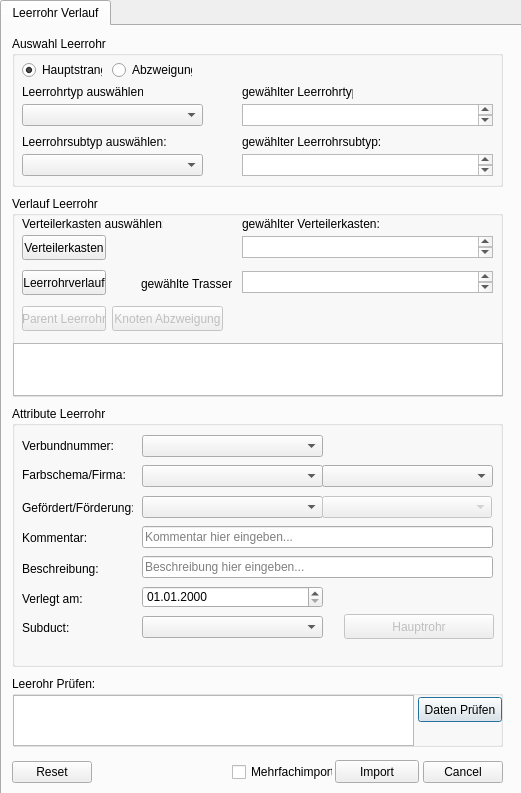
Qt form tools/leerrohr_verlegen/leerrohr_verlegen_dialog_base.ui (geoKjack/Toolbox_SiegeleCO) before a commit.
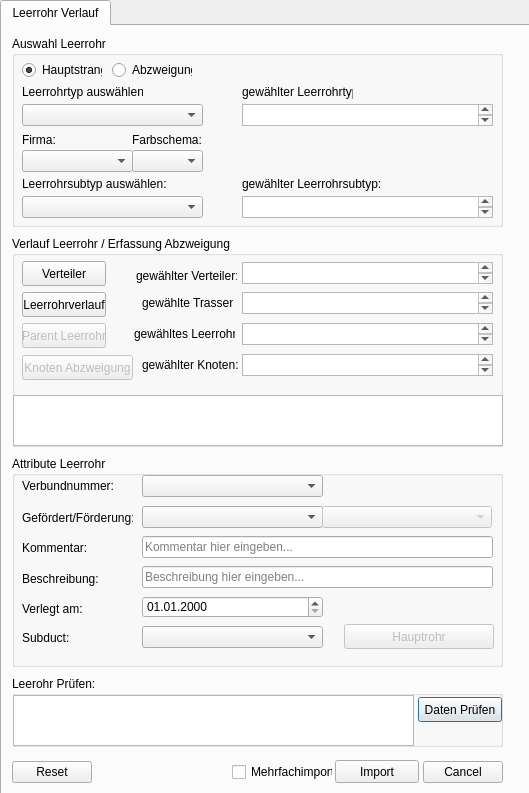
The same form after that commit. Custom widgets are drawn as their Qt base class.

Commit message: Leerrohr Tool Umbau bzgl. Auswahl Subtypen und Abstimmen auf das neue db Design

The edit to the form file:
```diff
--- a/tools/leerrohr_verlegen/leerrohr_verlegen_dialog_base.ui
+++ b/tools/leerrohr_verlegen/leerrohr_verlegen_dialog_base.ui
@@ -6,7 +6,7 @@
    <rect>
     <x>0</x>
     <y>0</y>
-    <width>521</width>
+    <width>529</width>
     <height>793</height>
    </rect>
   </property>
@@ -110,9 +110,9 @@
      <property name="geometry">
       <rect>
        <x>10</x>
-       <y>380</y>
+       <y>430</y>
        <width>491</width>
-       <height>261</height>
+       <height>211</height>
       </rect>
      </property>
      <property name="title">
@@ -122,7 +122,7 @@
       <property name="geometry">
        <rect>
         <x>10</x>
-        <y>124</y>
+        <y>84</y>
         <width>101</width>
         <height>16</height>
        </rect>
@@ -135,7 +135,7 @@
       <property name="geometry">
        <rect>
         <x>10</x>
-        <y>30</y>
+        <y>20</y>
         <width>111</width>
         <height>20</height>
        </rect>
@@ -148,7 +148,7 @@
       <property name="geometry">
        <rect>
         <x>130</x>
-        <y>29</y>
+        <y>19</y>
         <width>181</width>
         <height>22</height>
        </rect>
@@ -158,7 +158,7 @@
       <property name="geometry">
        <rect>
         <x>10</x>
-        <y>94</y>
+        <y>54</y>
         <width>111</width>
         <height>16</height>
        </rect>
@@ -171,7 +171,7 @@
       <property name="geometry">
        <rect>
         <x>130</x>
-        <y>90</y>
+        <y>50</y>
         <width>181</width>
         <height>22</height>
        </rect>
@@ -181,7 +181,7 @@
       <property name="geometry">
        <rect>
         <x>10</x>
-        <y>155</y>
+        <y>115</y>
         <width>121</width>
         <height>16</height>
        </rect>
@@ -194,7 +194,7 @@
       <property name="geometry">
        <rect>
         <x>130</x>
-        <y>120</y>
+        <y>80</y>
         <width>351</width>
         <height>22</height>
        </rect>
@@ -210,7 +210,7 @@
       <property name="geometry">
        <rect>
         <x>130</x>
-        <y>150</y>
+        <y>110</y>
         <width>351</width>
         <height>22</height>
        </rect>
@@ -226,7 +226,7 @@
       <property name="geometry">
        <rect>
         <x>130</x>
-        <y>180</y>
+        <y>140</y>
         <width>181</width>
         <height>22</height>
        </rect>
@@ -239,7 +239,7 @@
       <property name="geometry">
        <rect>
         <x>10</x>
-        <y>185</y>
+        <y>145</y>
         <width>121</width>
         <height>16</height>
        </rect>
@@ -252,7 +252,7 @@
       <property name="geometry">
        <rect>
         <x>10</x>
-        <y>214</y>
+        <y>174</y>
         <width>111</width>
         <height>16</height>
        </rect>
@@ -265,30 +265,7 @@
       <property name="geometry">
        <rect>
         <x>130</x>
-        <y>210</y>
-        <width>181</width>
-        <height>22</height>
-       </rect>
-      </property>
-     </widget>
-     <widget class="QLabel" name="label_16">
-      <property name="geometry">
-       <rect>
-        <x>10</x>
-        <y>61</y>
-        <width>111</width>
-        <height>16</height>
-       </rect>
-      </property>
-      <property name="text">
-       <string>Farbschema/Firma:</string>
-      </property>
-     </widget>
-     <widget class="QComboBox" name="comboBox_Farbschema">
-      <property name="geometry">
-       <rect>
-        <x>130</x>
-        <y>59</y>
+        <y>170</y>
         <width>181</width>
         <height>22</height>
        </rect>
@@ -301,7 +278,7 @@
       <property name="geometry">
        <rect>
         <x>332</x>
-        <y>208</y>
+        <y>168</y>
         <width>150</width>
         <height>25</height>
        </rect>
@@ -317,40 +294,30 @@
       <property name="geometry">
        <rect>
         <x>310</x>
-        <y>90</y>
+        <y>50</y>
         <width>170</width>
         <height>22</height>
        </rect>
       </property>
      </widget>
-     <widget class="QComboBox" name="comboBox_Firma">
-      <property name="geometry">
-       <rect>
-        <x>310</x>
-        <y>59</y>
-        <width>171</width>
-        <height>22</height>
-       </rect>
-      </property>
-     </widget>
     </widget>
     <widget class="QGroupBox" name="groupBox">
      <property name="geometry">
       <rect>
        <x>10</x>
-       <y>170</y>
+       <y>210</y>
        <width>491</width>
-       <height>201</height>
+       <height>211</height>
       </rect>
      </property>
      <property name="title">
-      <string>Verlauf Leerrohr</string>
+      <string>Verlauf Leerrohr / Erfassung Abzweigung</string>
      </property>
      <widget class="QPushButton" name="pushButton_verlauf">
       <property name="geometry">
        <rect>
         <x>10</x>
-        <y>74</y>
+        <y>56</y>
         <width>84</width>
         <height>25</height>
        </rect>
@@ -363,7 +330,7 @@
       <property name="geometry">
        <rect>
         <x>230</x>
-        <y>75</y>
+        <y>56</y>
         <width>251</width>
         <height>22</height>
        </rect>
@@ -372,8 +339,8 @@
      <widget class="QLabel" name="label_8">
       <property name="geometry">
        <rect>
-        <x>129</x>
-        <y>78</y>
+        <x>130</x>
+        <y>57</y>
         <width>91</width>
         <height>20</height>
        </rect>
@@ -385,47 +352,34 @@
      <widget class="QLabel" name="label_7">
       <property name="geometry">
        <rect>
-        <x>230</x>
-        <y>20</y>
-        <width>141</width>
-        <height>16</height>
+        <x>124</x>
+        <y>30</y>
+        <width>101</width>
+        <height>20</height>
        </rect>
       </property>
       <property name="text">
-       <string>gewählter Verteilerkasten:</string>
+       <string>gewählter Verteiler:</string>
       </property>
      </widget>
      <widget class="QPushButton" name="pushButton_verteiler">
       <property name="geometry">
        <rect>
         <x>10</x>
-        <y>39</y>
+        <y>25</y>
         <width>84</width>
         <height>25</height>
        </rect>
       </property>
       <property name="text">
-       <string>Verteilerkasten</string>
-      </property>
-     </widget>
-     <widget class="QLabel" name="label_3">
-      <property name="geometry">
-       <rect>
-        <x>10</x>
-        <y>20</y>
-        <width>141</width>
-        <height>16</height>
-       </rect>
-      </property>
-      <property name="text">
-       <string>Verteilerkasten auswählen:</string>
+       <string>Verteiler</string>
       </property>
      </widget>
      <widget class="QTextEdit" name="label_gewaehlter_verteiler">
       <property name="geometry">
        <rect>
         <x>230</x>
-        <y>40</y>
+        <y>26</y>
         <width>251</width>
         <height>22</height>
        </rect>
@@ -438,7 +392,7 @@
       <property name="geometry">
        <rect>
         <x>10</x>
-        <y>110</y>
+        <y>87</y>
         <width>84</width>
         <height>25</height>
        </rect>
@@ -451,9 +405,9 @@
       <property name="geometry">
        <rect>
         <x>1</x>
-        <y>147</y>
+        <y>159</y>
         <width>490</width>
-        <height>53</height>
+        <height>51</height>
        </rect>
       </property>
      </widget>
@@ -463,8 +417,8 @@
       </property>
       <property name="geometry">
        <rect>
-        <x>100</x>
-        <y>110</y>
+        <x>10</x>
+        <y>119</y>
         <width>111</width>
         <height>25</height>
        </rect>
@@ -473,6 +427,52 @@
        <string>Knoten Abzweigung</string>
       </property>
      </widget>
+     <widget class="QTextEdit" name="label_Parent_Leerrohr">
+      <property name="geometry">
+       <rect>
+        <x>230</x>
+        <y>87</y>
+        <width>251</width>
+        <height>22</height>
+       </rect>
+      </property>
+     </widget>
+     <widget class="QTextEdit" name="label_Knoten_Abzweigung">
+      <property name="geometry">
+       <rect>
+        <x>230</x>
+        <y>118</y>
+        <width>251</width>
+        <height>22</height>
+       </rect>
+      </property>
+     </widget>
+     <widget class="QLabel" name="label_9">
+      <property name="geometry">
+       <rect>
+        <x>122</x>
+        <y>88</y>
+        <width>101</width>
+        <height>20</height>
+       </rect>
+      </property>
+      <property name="text">
+       <string>gewähltes Leerrohr:</string>
+      </property>
+     </widget>
+     <widget class="QLabel" name="label_17">
+      <property name="geometry">
+       <rect>
+        <x>130</x>
+        <y>119</y>
+        <width>100</width>
+        <height>20</height>
+       </rect>
+      </property>
+      <property name="text">
+       <string>gewählter Knoten:</string>
+      </property>
+     </widget>
     </widget>
     <widget class="QGroupBox" name="groupBox_4">
      <property name="geometry">
@@ -480,7 +480,7 @@
        <x>10</x>
        <y>10</y>
        <width>491</width>
-       <height>151</height>
+       <height>191</height>
       </rect>
      </property>
      <property name="title">
@@ -536,7 +536,7 @@
       <property name="geometry">
        <rect>
         <x>10</x>
-        <y>118</y>
+        <y>160</y>
         <width>181</width>
         <height>22</height>
        </rect>
@@ -546,7 +546,7 @@
       <property name="geometry">
        <rect>
         <x>230</x>
-        <y>118</y>
+        <y>160</y>
         <width>251</width>
         <height>22</height>
        </rect>
@@ -556,7 +556,7 @@
       <property name="geometry">
        <rect>
         <x>230</x>
-        <y>98</y>
+        <y>140</y>
         <width>141</width>
         <height>16</height>
        </rect>
@@ -569,7 +569,7 @@
       <property name="geometry">
        <rect>
         <x>10</x>
-        <y>98</y>
+        <y>140</y>
         <width>161</width>
         <height>16</height>
        </rect>
@@ -613,6 +613,52 @@
        <string notr="true">buttonGroup</string>
       </attribute>
      </widget>
+     <widget class="QLabel" name="label_16">
+      <property name="geometry">
+       <rect>
+        <x>120</x>
+        <y>94</y>
+        <width>111</width>
+        <height>20</height>
+       </rect>
+      </property>
+      <property name="text">
+       <string>Farbschema:</string>
+      </property>
+     </widget>
+     <widget class="QComboBox" name="comboBox_Farbschema">
+      <property name="geometry">
+       <rect>
+        <x>120</x>
+        <y>114</y>
+        <width>71</width>
+        <height>22</height>
+       </rect>
+      </property>
+     </widget>
+     <widget class="QComboBox" name="comboBox_Firma">
+      <property name="geometry">
+       <rect>
+        <x>10</x>
+        <y>114</y>
+        <width>111</width>
+        <height>22</height>
+       </rect>
+      </property>
+     </widget>
+     <widget class="QLabel" name="label_18">
+      <property name="geometry">
+       <rect>
+        <x>10</x>
+        <y>94</y>
+        <width>111</width>
+        <height>20</height>
+       </rect>
+      </property>
+      <property name="text">
+       <string>Firma:</string>
+      </property>
+     </widget>
     </widget>
     <widget class="QCheckBox" name="checkBox_clearForm">
      <property name="geometry">
```
Left out of the diff: 14 changed lines with no effect on the pictures. The commit also changes 3 other files.
